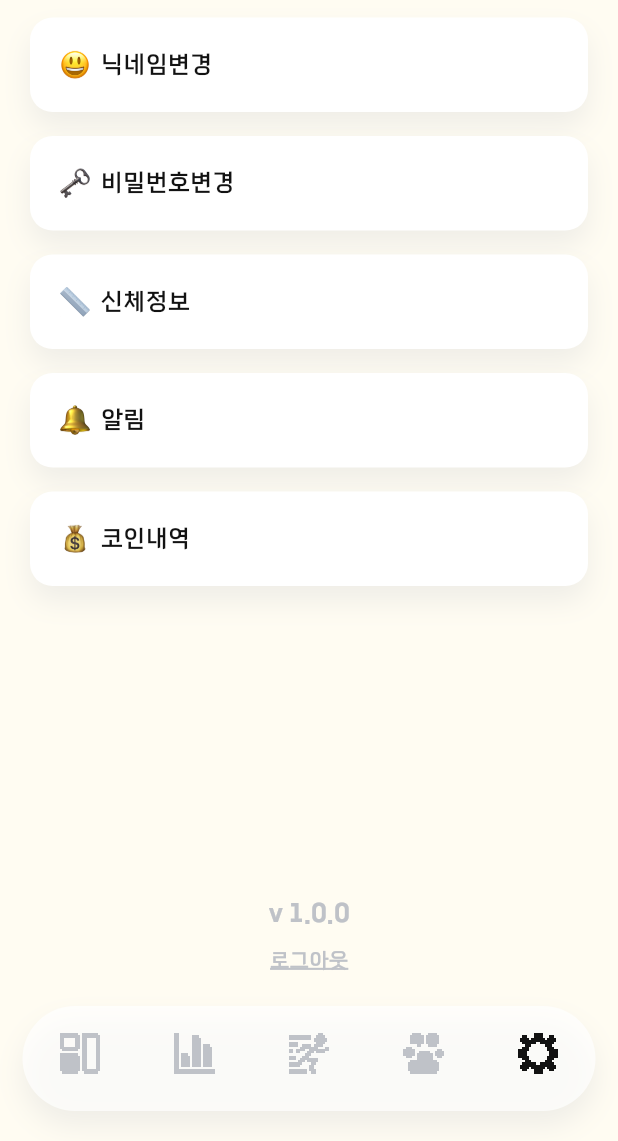
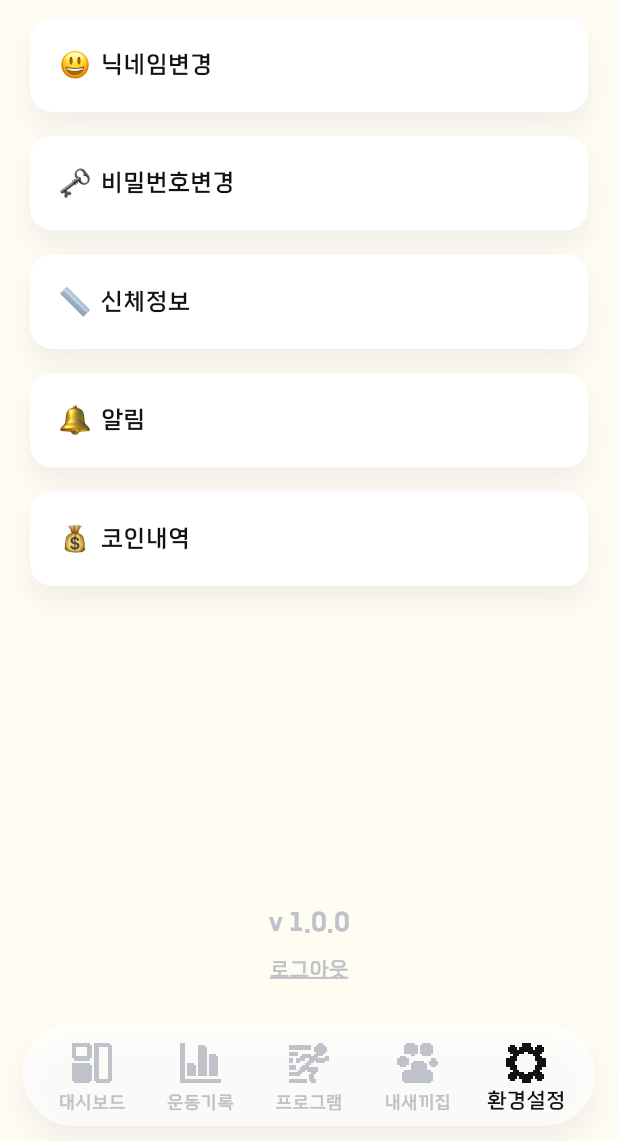
Before and after one commit to pado7sea/Gaenari, a Flutter app: the MainNavigation screen opened by its route, item 5 of the bottom bar chosen, on a phone screen of 412 x 824 dp, the part 95-1236 px from its top. Run offline on Flutter 3.47's test engine with Material 3 defaults, Android fonts, the phone set to English and light mode, and no system bars; our stand-ins replace carousel_slider, flutter_secure_storage, flutter_slidable, fluttertoast, go_router, sliding_up_panel and 2 more; accounts and stored records are empty; network calls fail.

Commit message:
:sparkles: feat : 푸터 타이틀 추가

```diff
--- a/frontend/lib/widgets/footer.dart
+++ b/frontend/lib/widgets/footer.dart
@@ -1,4 +1,5 @@
 import 'package:flutter/material.dart';
+import 'package:forsythia/theme/color.dart';
 
 class CustomBottomNavigationBar extends StatelessWidget {
   final int selectedIndex;
@@ -13,7 +14,8 @@ class CustomBottomNavigationBar extends StatelessWidget {
   @override
   Widget build(BuildContext context) {
     return Container(
-      margin: EdgeInsets.fromLTRB(15, 0, 15, 20),
+      margin: EdgeInsets.fromLTRB(15, 5, 15, 10),
+      padding: EdgeInsets.fromLTRB(10, 5, 10, 0),
       decoration: BoxDecoration(
           color: Colors.white.withOpacity(0.7),
           borderRadius: BorderRadius.circular(100.0),
@@ -24,14 +26,13 @@ class CustomBottomNavigationBar extends StatelessWidget {
               offset: Offset(0, 10),
             ),
           ]),
-      height: 70.0,
-      child: ClipRRect(
-        borderRadius: BorderRadius.circular(100.0),
       child: BottomNavigationBar(
+        selectedItemColor: myBlack,
+        unselectedItemColor: myGrey,
         type: BottomNavigationBarType.fixed,
         backgroundColor: Colors.transparent,
-          showSelectedLabels: false,
-          showUnselectedLabels: false,
+        // showSelectedLabels: false,
+        // showUnselectedLabels: false,
         items: <BottomNavigationBarItem>[
           BottomNavigationBarItem(
             icon: SizedBox(
@@ -45,7 +46,7 @@ class CustomBottomNavigationBar extends StatelessWidget {
                 filterQuality: FilterQuality.none,
               ),
             ),
-              label: '',
+            label: '대시보드',
           ),
           BottomNavigationBarItem(
             icon: SizedBox(
@@ -59,7 +60,7 @@ class CustomBottomNavigationBar extends StatelessWidget {
                 filterQuality: FilterQuality.none,
               ),
             ),
-              label: '',
+            label: '운동기록',
           ),
           BottomNavigationBarItem(
             icon: SizedBox(
@@ -73,7 +74,7 @@ class CustomBottomNavigationBar extends StatelessWidget {
                 filterQuality: FilterQuality.none,
               ),
             ),
-              label: '',
+            label: '프로그램',
           ),
           BottomNavigationBarItem(
             icon: SizedBox(
@@ -87,7 +88,8 @@ class CustomBottomNavigationBar extends StatelessWidget {
                 filterQuality: FilterQuality.none,
               ),
             ),
-              label: '',
+            label:
+                '내새끼집', // 혹시 내새끼라 적혀있어서 킹받으셨나요? 그렇다면 성공입니다. 그래서 말인데 여기 이름 뭘로 해야함? 민지님 헬프
           ),
           BottomNavigationBarItem(
             icon: SizedBox(
@@ -101,7 +103,7 @@ class CustomBottomNavigationBar extends StatelessWidget {
                 filterQuality: FilterQuality.none,
               ),
             ),
-              label: '',
+            label: '환경설정',
           ),
         ],
         currentIndex: selectedIndex,
@@ -109,7 +111,6 @@ class CustomBottomNavigationBar extends StatelessWidget {
         // unselectedItemColor: mainWhite,
         onTap: onItemSelected,
         elevation: 0,
-        ),
       ),
     );
   }
```
Lines whose indentation alone changed are shown as unchanged.
